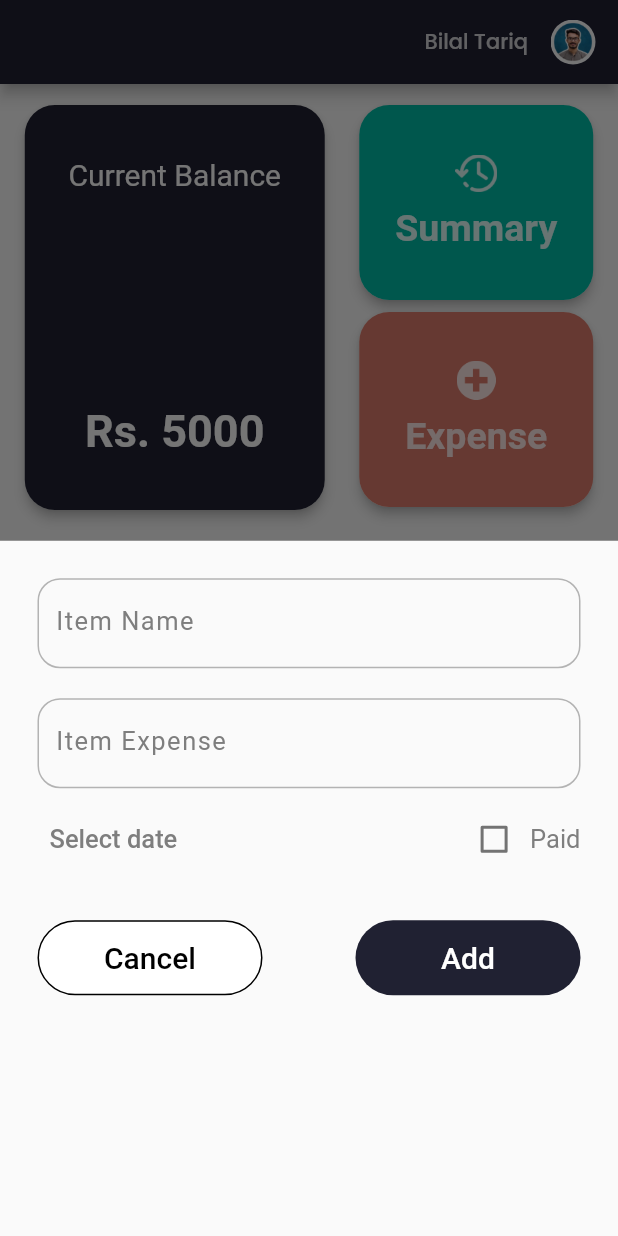
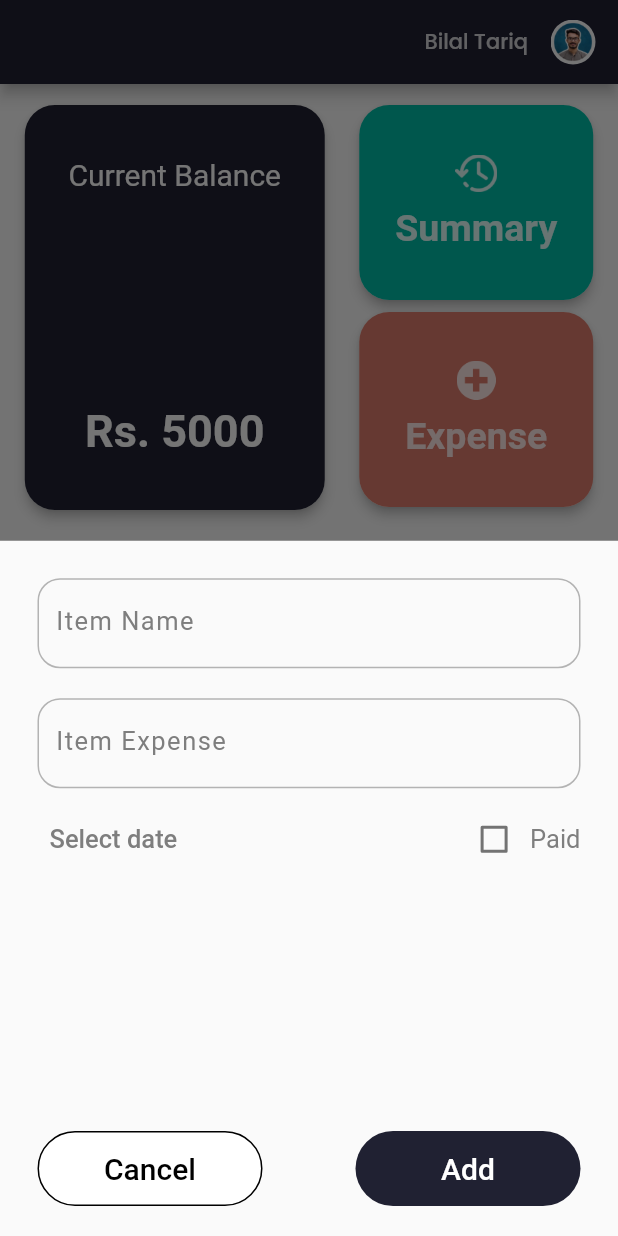
Before and after one commit to bilaltariq360/Monthly_Expenses, a Flutter app: the screen it shows after launch, after a tap on "Expense", on a phone screen of 412 x 824 dp. Run offline on Flutter 3.47's test engine with Material 2 defaults, Android fonts, the phone set to English and light mode, and no system bars; Roboto replaces fonts that are missing (Party, Poppins).

Commit message:
Little bit updated

```diff
--- a/monthly_expenses/lib/expense_inputs.dart
+++ b/monthly_expenses/lib/expense_inputs.dart
@@ -41,10 +41,11 @@ class _ExpenseInputState extends State<ExpenseInput> {
 
   @override
   Widget build(BuildContext context) {
-    return CustomScrollView(physics: const BouncingScrollPhysics(), slivers: [
-      SliverToBoxAdapter(
-        child: Container(
-          margin: const EdgeInsets.fromLTRB(25, 25, 25, 10),
+    return Container(
+      margin: const EdgeInsets.fromLTRB(25, 25, 25, 0),
+      child:
+          Column(mainAxisAlignment: MainAxisAlignment.spaceBetween, children: [
+        Container(
           child: Column(children: [
             TextField(
               controller: expItem,
@@ -147,11 +148,14 @@ class _ExpenseInputState extends State<ExpenseInput> {
                 ),
               ],
             ),
-            Row(
+          ]),
+        ),
+        SizedBox(
+          child: Row(
             mainAxisAlignment: MainAxisAlignment.spaceBetween,
             children: [
               Container(
-                  margin: const EdgeInsets.symmetric(vertical: 30),
+                margin: const EdgeInsets.symmetric(vertical: 20),
                 width: 150,
                 height: 50,
                 child: ElevatedButton(
@@ -176,7 +180,6 @@ class _ExpenseInputState extends State<ExpenseInput> {
                 ),
               ),
               Container(
-                  margin: const EdgeInsets.symmetric(vertical: 30),
                 width: 150,
                 height: 50,
                 child: ElevatedButton(
@@ -185,8 +188,8 @@ class _ExpenseInputState extends State<ExpenseInput> {
                         int.parse(expAmount.text) > 0 &&
                         expItem.text != '' &&
                         expDate != null) {
-                        widget.newExpense(expItem.text,
-                            int.parse(expAmount.text), expDate, isPaid);
+                      widget.newExpense(expItem.text, int.parse(expAmount.text),
+                          expDate, isPaid);
                       Navigator.of(context).pop();
                     }
                   },
@@ -204,10 +207,9 @@ class _ExpenseInputState extends State<ExpenseInput> {
                 ),
               ),
             ],
+          ),
         )
       ]),
-        ),
-      ),
-    ]);
+    );
   }
 }
```
Lines whose indentation alone changed are shown as unchanged.
